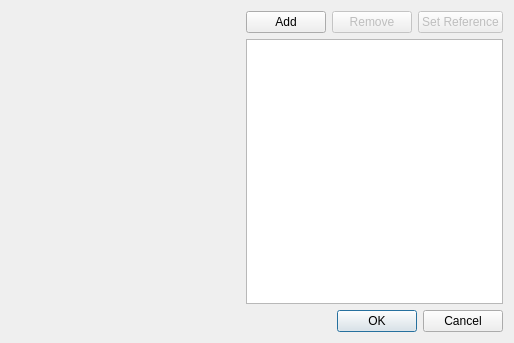
The window that ui/stack_images_dialog.ui (GuLinux/PySpectrum) describes before a commit, drawn with Qt 5.
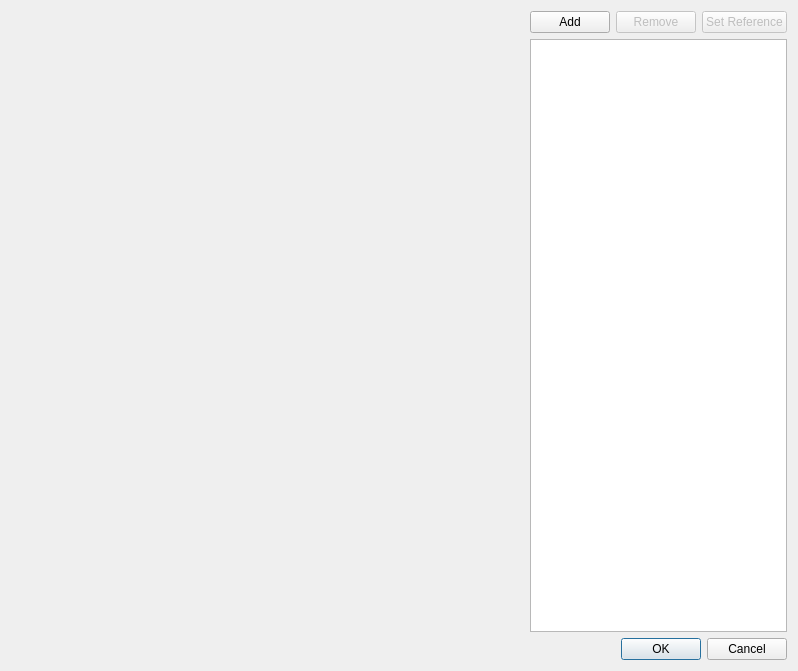
The same window after the commit.

What changed in the file:
```diff
--- a/ui/stack_images_dialog.ui
+++ b/ui/stack_images_dialog.ui
@@ -6,8 +6,8 @@
    <rect>
     <x>0</x>
     <y>0</y>
-    <width>514</width>
-    <height>343</height>
+    <width>798</width>
+    <height>671</height>
    </rect>
   </property>
   <property name="windowTitle">
```
